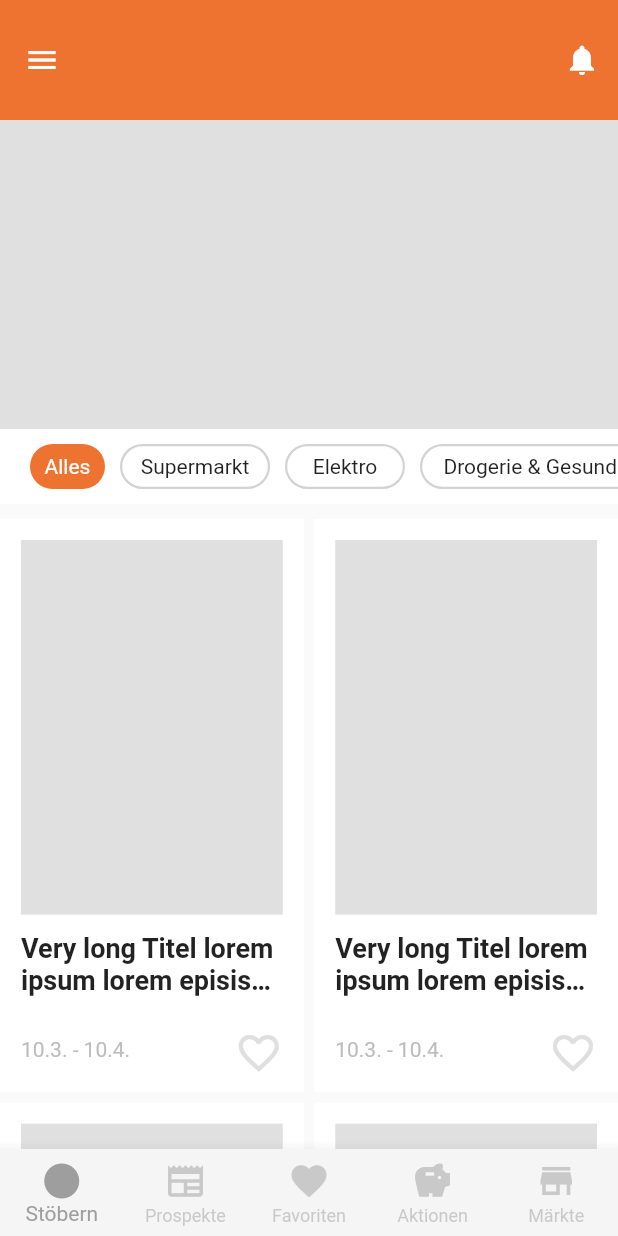
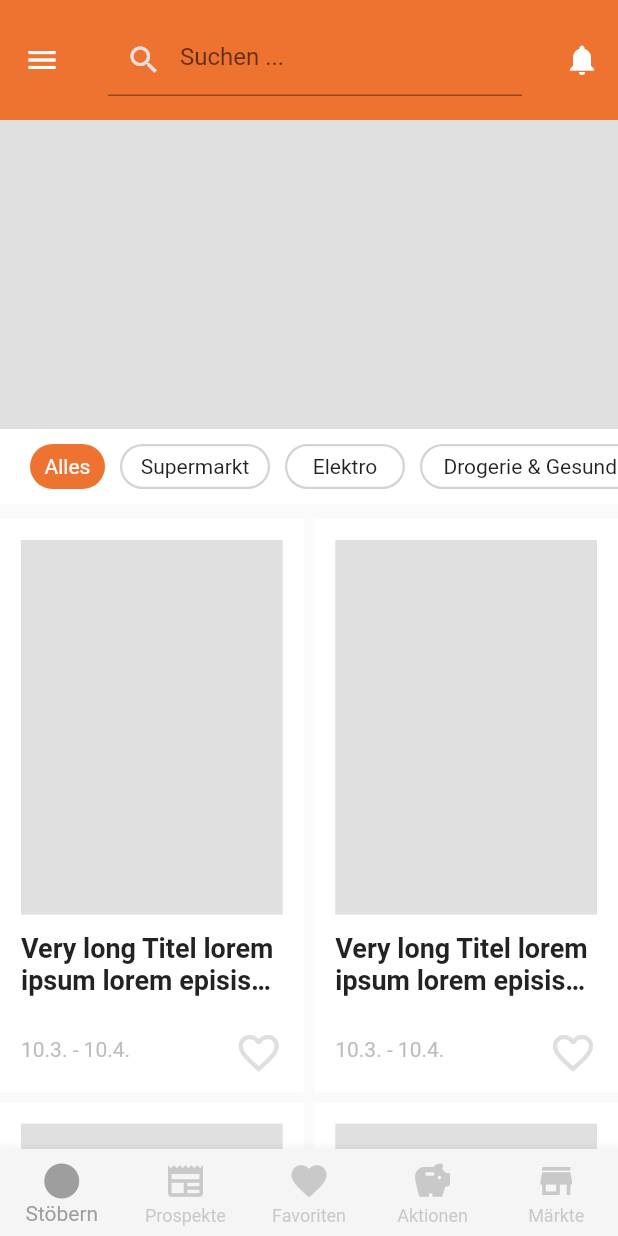
Before and after one commit to Lenzia207/aktionsfinderTest, a Flutter app: the screen it shows after launch, on a phone screen of 412 x 824 dp. Run offline on Flutter 3.47's test engine with Material 2 defaults, Android fonts, the phone set to English and light mode, and no system bars; our stand-ins replace flutter_hooks, flutter_riverpod, flutter_slidable, hooks_riverpod, lottie, shimmer; missing offline and left inert: undo.

Commit message:
searchfield_applied

```diff
--- a/lib/page/overview_page.dart
+++ b/lib/page/overview_page.dart
@@ -52,18 +52,22 @@ class _OverviewPageState extends State<OverviewPage> {
               toolbarHeight: 80,
               leading:
                   IconButton(onPressed: () {}, icon: const Icon(Icons.menu)),
+              title: Center(
+                child: TextField(
+                  cursorColor: Colors.white,
+                  style: const TextStyle(color: Colors.white),
+                  decoration: InputDecoration(
+                    hintText: "Suchen ...",
+                    prefixIcon: Icon(
+                      Icons.search,
+                      color: Colors.grey[300],
+                    ),
+                  ),
+                ),
+              ),
               actions: [
                 IconButton(
                     onPressed: () {}, icon: const Icon(Icons.notifications)),
-                /* TextField(
-                  style: const TextStyle(color: Colors.white),
-                  decoration: InputDecoration(
-                      hintText: "Search...",
-                      prefixIcon: Icon(
-                        Icons.search,
-                        color: Colors.grey[300],
-                      )),
-                ), */
               ],
             ),
             bottomNavigationBar: BottomNavigationBar(
```
